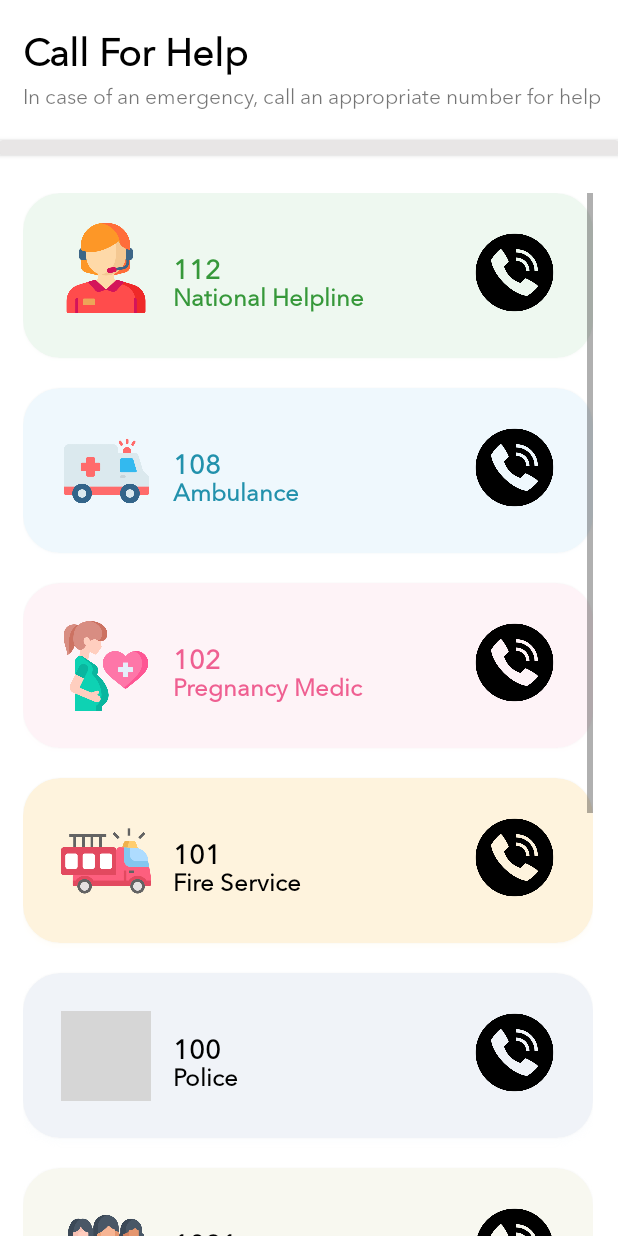
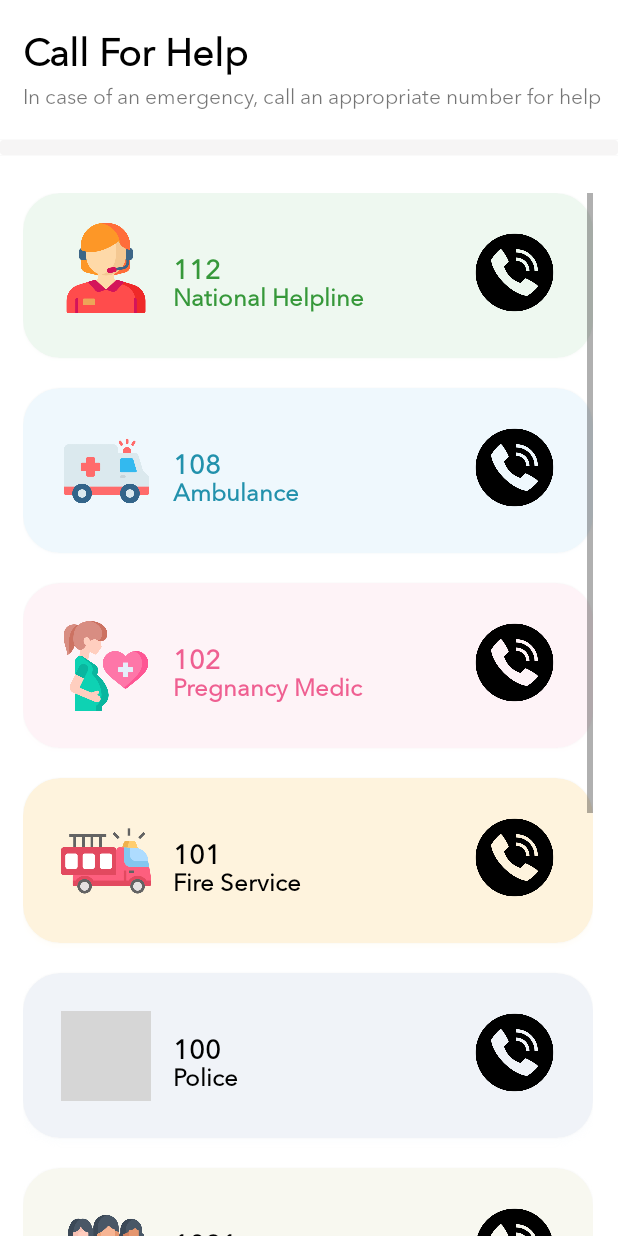
Before and after one commit to ShrutiSaini07/navigationDW, an Android app: the layout helpline.xml on its own in the app's theme, with its tools: preview values and no code run, on a phone screen of 412 x 824 dp. Run offline under Robolectric (Android 15) with nearby library versions, the phone set to English and light mode, and no system bars; grey boxes are pictures that could not be loaded.

Commit message:
navigation Updated

```diff
--- a/app/src/main/res/layout/helpline.xml
+++ b/app/src/main/res/layout/helpline.xml
@@ -30,7 +30,8 @@
         android:layout_width="match_parent"
         android:layout_height="10dp"
         android:layout_marginTop="20dp"
-        android:backgroundTint="#E8E6E6"/>
+        android:backgroundTint="#F6F5F5"
+        android:outlineSpotShadowColor="@color/white"/>
 
     <ScrollView
         android:layout_width="wrap_content"
```
